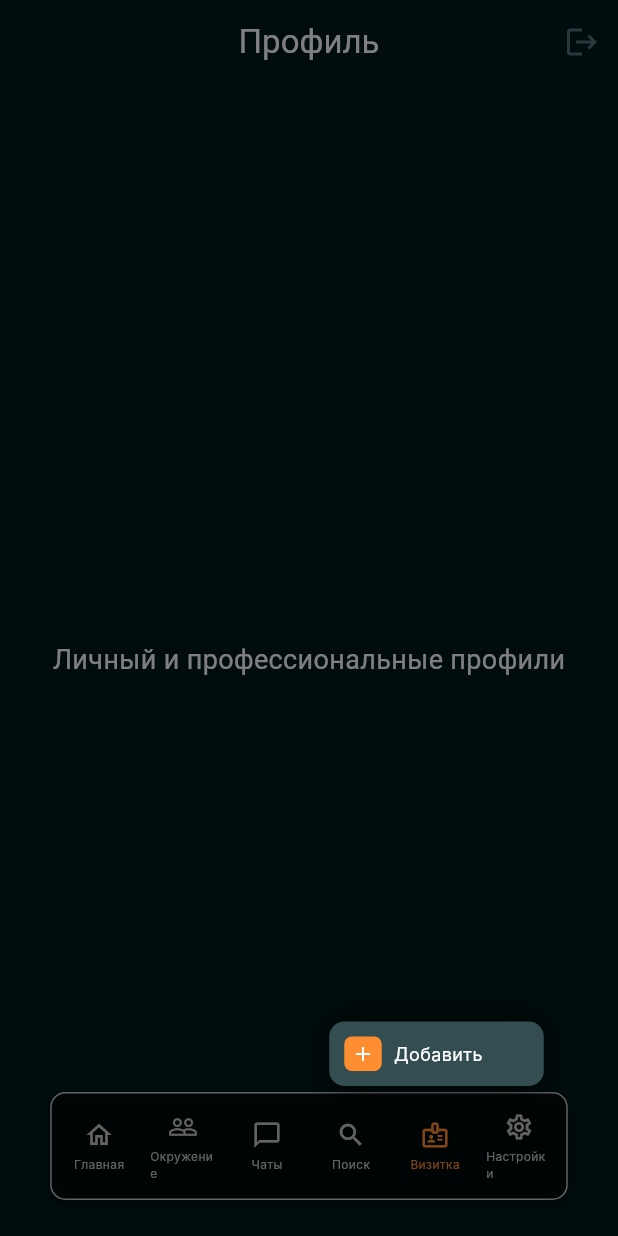
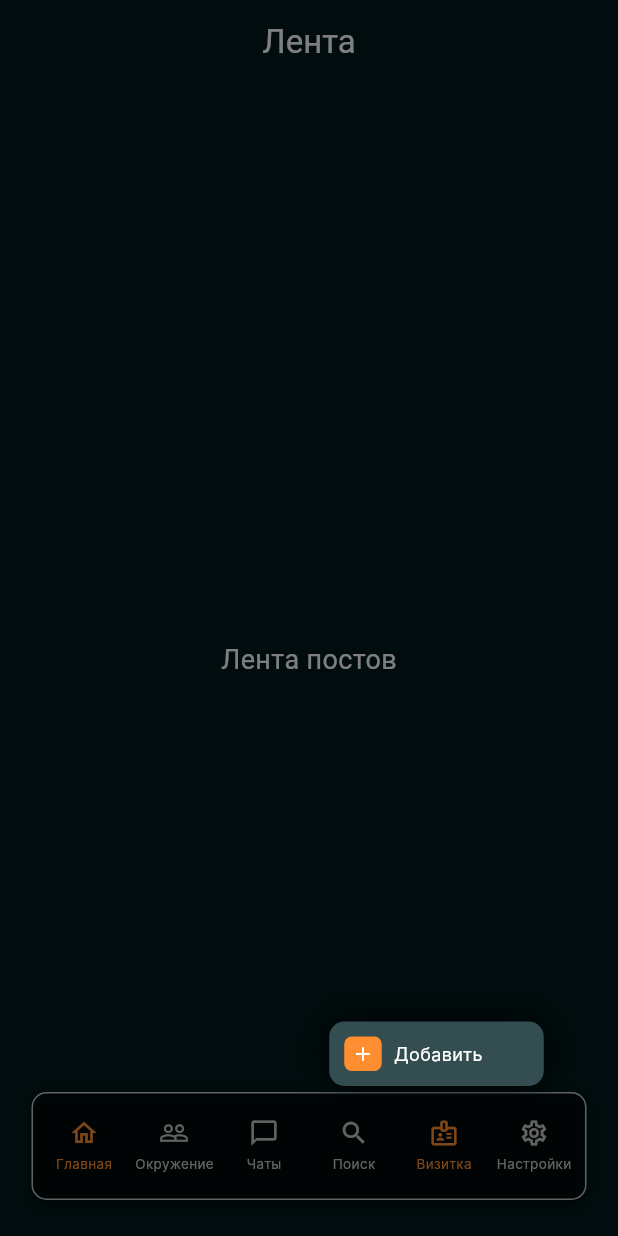
Before and after one commit to NikkyArhont/pro_network, a Flutter app: the HomeScreen screen opened directly, item 5 of the bottom bar chosen, on a phone screen of 412 x 824 dp. Run offline on Flutter 3.47's test engine with Material 3 defaults, Android fonts, the phone set to English and light mode, and no system bars; our stand-ins replace cloud_firestore, firebase_auth, firebase_core, firebase_storage, image_picker, pinput and 1 more; accounts and stored records are empty; Roboto replaces fonts that are missing (Inter).

Commit message:
update переезд на новый проект фаербейс

```diff
--- a/lib/screens/auth_choice_screen.dart
+++ b/lib/screens/auth_choice_screen.dart
@@ -12,14 +12,14 @@ class AuthChoiceScreen extends StatelessWidget {
       backgroundColor: const Color(0xFF01191B),
       body: SafeArea(
         child: Padding(
-          padding: const EdgeInsets.symmetric(horizontal: 16.0),
+          padding: const EdgeInsets.symmetric(horizontal: 20.0),
           child: Column(
             children: [
               Expanded(
                 child: Center(
                   child: Image.asset(
                     AppAssets.logo,
-                    width: 240,
+                    fit: BoxFit.contain,
                   ),
                 ),
               ),
--- a/lib/screens/code_screen.dart
+++ b/lib/screens/code_screen.dart
@@ -157,7 +157,7 @@ class _CodeScreenState extends State<CodeScreen> {
                 const SizedBox(height: 12),
                 Center(
                   child: Text(
-                    'Мы отправили код подтверждения на номер\n${widget.phoneNumber}',
+                    'Мы отправили код подтверждения на номер ${widget.phoneNumber}',
                     textAlign: TextAlign.center,
                     style: const TextStyle(
                       color: Color(0xFF637B7E),
--- a/lib/screens/home_screen.dart
+++ b/lib/screens/home_screen.dart
@@ -13,15 +13,23 @@ import 'package:pro_network/models/business_card_draft.dart';
 import 'package:pro_network/services/business_card_service.dart';
 
 class HomeScreen extends StatefulWidget {
-  const HomeScreen({super.key});
+  final int initialIndex;
+  const HomeScreen({super.key, this.initialIndex = 0});
 
   @override
   State<HomeScreen> createState() => _HomeScreenState();
 }
 
 class _HomeScreenState extends State<HomeScreen> {
-  int _currentIndex = 0;
+  late int _currentIndex;
+
+  @override
+  void initState() {
+    super.initState();
+    _currentIndex = widget.initialIndex;
+  }
   final BusinessCardService _cardService = BusinessCardService();
+  bool _isCardDialogOpen = false;
 
   final List<Widget> _screens = const [
     FeedScreen(),       // 0: Главная
@@ -32,8 +40,12 @@ class _HomeScreenState extends State<HomeScreen> {
     SettingsScreen(),   // 5: Настройки
   ];
 
-  void _showCardDialog() {
-    showGeneralDialog(
+  void _showCardDialog() async {
+    setState(() {
+      _isCardDialogOpen = true;
+    });
+
+    await showGeneralDialog(
       context: context,
       barrierDismissible: true,
       barrierLabel: '',
@@ -79,6 +91,12 @@ class _HomeScreenState extends State<HomeScreen> {
         return FadeTransition(opacity: animation, child: child);
       },
     );
+
+    if (mounted) {
+      setState(() {
+        _isCardDialogOpen = false;
+      });
+    }
   }
 
   @override
@@ -101,12 +119,14 @@ class _HomeScreenState extends State<HomeScreen> {
             child: Center(
               child: AppBottomMenu(
                 currentIndex: _currentIndex,
+                isCardActive: _isCardDialogOpen,
                 onTap: (index) {
-                  setState(() {
-                    _currentIndex = index;
-                  });
                   if (index == 4) {
                     _showCardDialog();
+                  } else {
+                    setState(() {
+                      _currentIndex = index;
+                    });
                   }
                 },
               ),
--- a/lib/screens/profile_screen.dart
+++ b/lib/screens/profile_screen.dart
@@ -1,6 +1,6 @@
 import 'package:flutter/material.dart';
 import 'package:firebase_auth/firebase_auth.dart';
-import 'package:pro_network/screens/phone_auth_screen.dart';
+import 'package:pro_network/screens/auth_choice_screen.dart';
 
 class ProfileScreen extends StatelessWidget {
   const ProfileScreen({super.key});
@@ -58,7 +58,7 @@ class ProfileScreen extends StatelessWidget {
                           if (context.mounted) {
                             Navigator.pushAndRemoveUntil(
                               context,
-                              MaterialPageRoute(builder: (_) => const PhoneAuthScreen(isLogin: true)),
+                              MaterialPageRoute(builder: (_) => const AuthChoiceScreen()),
                               (route) => false,
                             );
                           }
--- a/lib/widgets/app_bottom_menu.dart
+++ b/lib/widgets/app_bottom_menu.dart
@@ -2,18 +2,20 @@ import 'package:flutter/material.dart';
 
 class AppBottomMenu extends StatelessWidget {
   final int currentIndex;
+  final bool isCardActive;
   final Function(int) onTap;
 
   const AppBottomMenu({
     super.key,
     required this.currentIndex,
     required this.onTap,
+    this.isCardActive = false,
   });
 
   @override
   Widget build(BuildContext context) {
     return Container(
-      width: 345, // Adjusted to fit 6 items with 12px spacing safely
+      width: 370, // Increased to fit 6 wider items
       padding: const EdgeInsets.symmetric(horizontal: 4, vertical: 10),
       decoration: ShapeDecoration(
         color: Colors.black.withOpacity(0.40),
@@ -45,15 +47,15 @@ class AppBottomMenu extends StatelessWidget {
         crossAxisAlignment: CrossAxisAlignment.center,
         children: [
           _buildItem(0, 'Главная', Icons.home_outlined),
-          const SizedBox(width: 12),
+          const SizedBox(width: 8),
           _buildItem(1, 'Окружение', Icons.people_outline),
-          const SizedBox(width: 12),
+          const SizedBox(width: 8),
           _buildItem(2, 'Чаты', Icons.chat_bubble_outline),
-          const SizedBox(width: 12),
+          const SizedBox(width: 8),
           _buildItem(3, 'Поиск', Icons.search_outlined),
-          const SizedBox(width: 12),
+          const SizedBox(width: 8),
           _buildItem(4, 'Визитка', Icons.badge_outlined),
-          const SizedBox(width: 12),
+          const SizedBox(width: 8),
           _buildItem(5, 'Настройки', Icons.settings_outlined),
         ],
       ),
@@ -61,16 +63,19 @@ class AppBottomMenu extends StatelessWidget {
   }
 
   Widget _buildItem(int index, String label, IconData iconData) {
-    final isSelected = currentIndex == index;
-    final activeColor = const Color(0xFFFF8E30);
-    final inactiveColor = const Color(0xFFC6C6C6);
+    bool isSelected = currentIndex == index;
+    if (index == 4 && isCardActive) {
+      isSelected = true;
+    }
+    const activeColor = Color(0xFFFF8E30);
+    const inactiveColor = Color(0xFFC6C6C6);
     final color = isSelected ? activeColor : inactiveColor;
 
     return GestureDetector(
       onTap: () => onTap(index),
       behavior: HitTestBehavior.opaque,
       child: SizedBox(
-        width: 44,
+        width: 52, // Increased from 44 to prevent wrapping
         height: 50,
         child: Column(
           mainAxisSize: MainAxisSize.min,
@@ -87,10 +92,14 @@ class AppBottomMenu extends StatelessWidget {
               label,
               style: TextStyle(
                 color: color,
-                fontSize: 8,
+                fontSize: 9, // Increased from 8
                 fontFamily: 'Inter',
                 fontWeight: FontWeight.w400,
               ),
+              textAlign: TextAlign.center,
+              maxLines: 1,
+              overflow: TextOverflow.visible,
+              softWrap: false,
             ),
           ],
         ),
--- a/lib/widgets/app_text_field.dart
+++ b/lib/widgets/app_text_field.dart
@@ -1,4 +1,5 @@
 import 'package:flutter/material.dart';
+import 'package:flutter/services.dart';
 
 class AppTextField extends StatelessWidget {
   final TextEditingController? controller;
@@ -6,6 +7,7 @@ class AppTextField extends StatelessWidget {
   final TextInputType? keyboardType;
   final void Function(String)? onChanged;
   final Widget? prefix;
+  final List<TextInputFormatter>? inputFormatters;
 
   const AppTextField({
     super.key,
@@ -14,6 +16,7 @@ class AppTextField extends StatelessWidget {
     this.keyboardType,
     this.onChanged,
     this.prefix,
+    this.inputFormatters,
   });
 
   @override
@@ -47,6 +50,7 @@ class AppTextField extends StatelessWidget {
                 child: TextField(
                   controller: controller,
                   keyboardType: keyboardType,
+                  inputFormatters: inputFormatters,
                   onChanged: onChanged,
                   cursorColor: Colors.white,
                   textAlignVertical: TextAlignVertical.center, // Safely centered
```
Also changed, not shown: lib/screens/phone_auth_screen.dart (+13 -3 lines), lib/screens/settings_screen.dart (+82 -7 lines), lib/screens/view_card_screen.dart (+89 -59 lines), lib/services/user_service.dart (+32 -2 lines), firebase.json, lib/firebase_options.dart, 2 other files.
